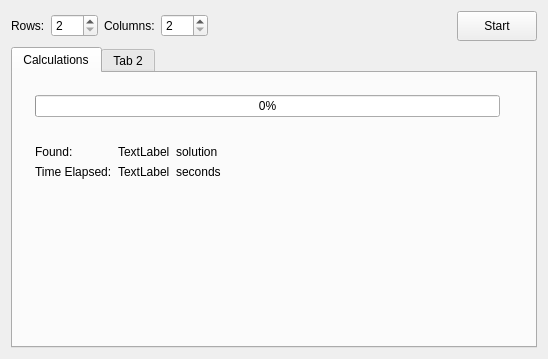
Qt form mainwindow.ui (cosmam/schnockered-hyena) before a commit.
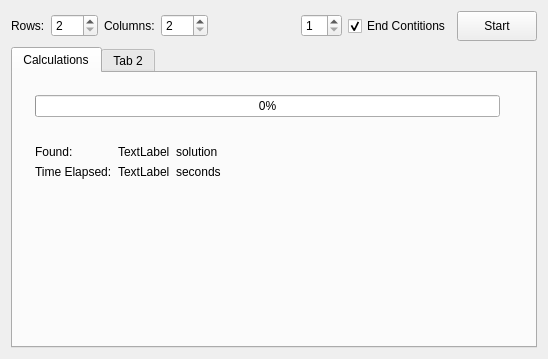
The same form after that commit.

The edit to the form file:
```diff
--- a/mainwindow.ui
+++ b/mainwindow.ui
@@ -77,6 +77,29 @@
          </property>
         </spacer>
        </item>
+       <item>
+        <widget class="QSpinBox" name="threads_SpinBox">
+         <property name="minimum">
+          <number>1</number>
+         </property>
+        </widget>
+       </item>
+       <item>
+        <widget class="QCheckBox" name="btn_EndConditions">
+         <property name="minimumSize">
+          <size>
+           <width>0</width>
+           <height>30</height>
+          </size>
+         </property>
+         <property name="text">
+          <string>End Contitions</string>
+         </property>
+         <property name="checked">
+          <bool>true</bool>
+         </property>
+        </widget>
+       </item>
        <item>
         <widget class="QPushButton" name="btn_Start">
          <property name="minimumSize">
```
Left out of the diff: 2 changed lines with no effect on the pictures.
